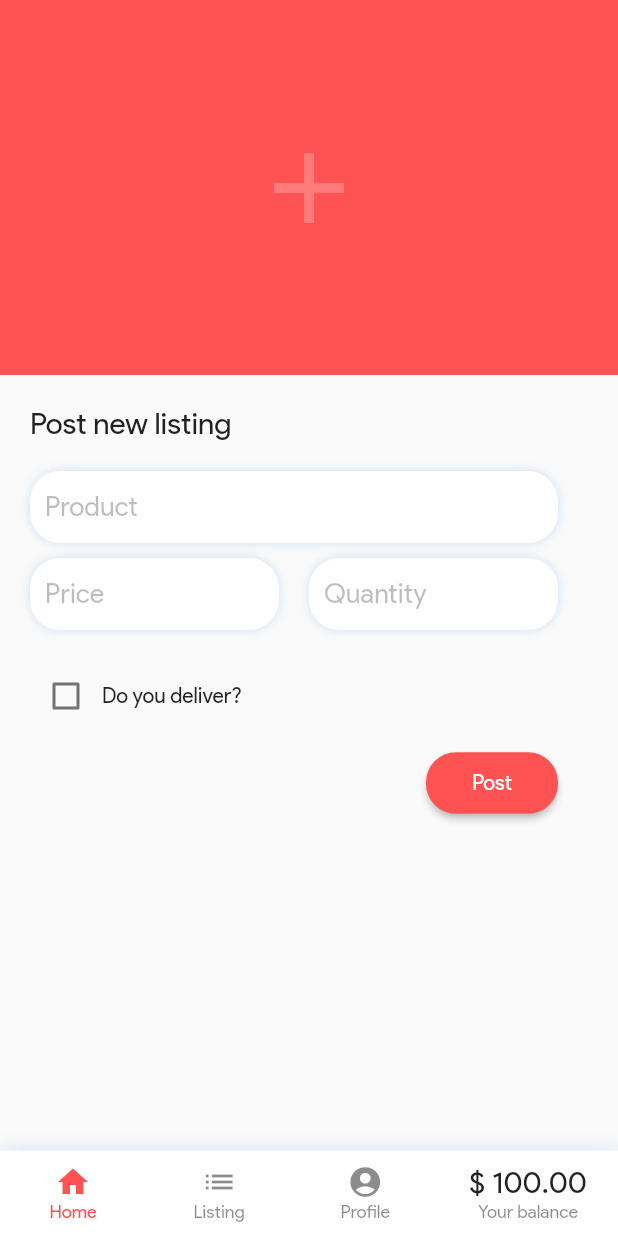
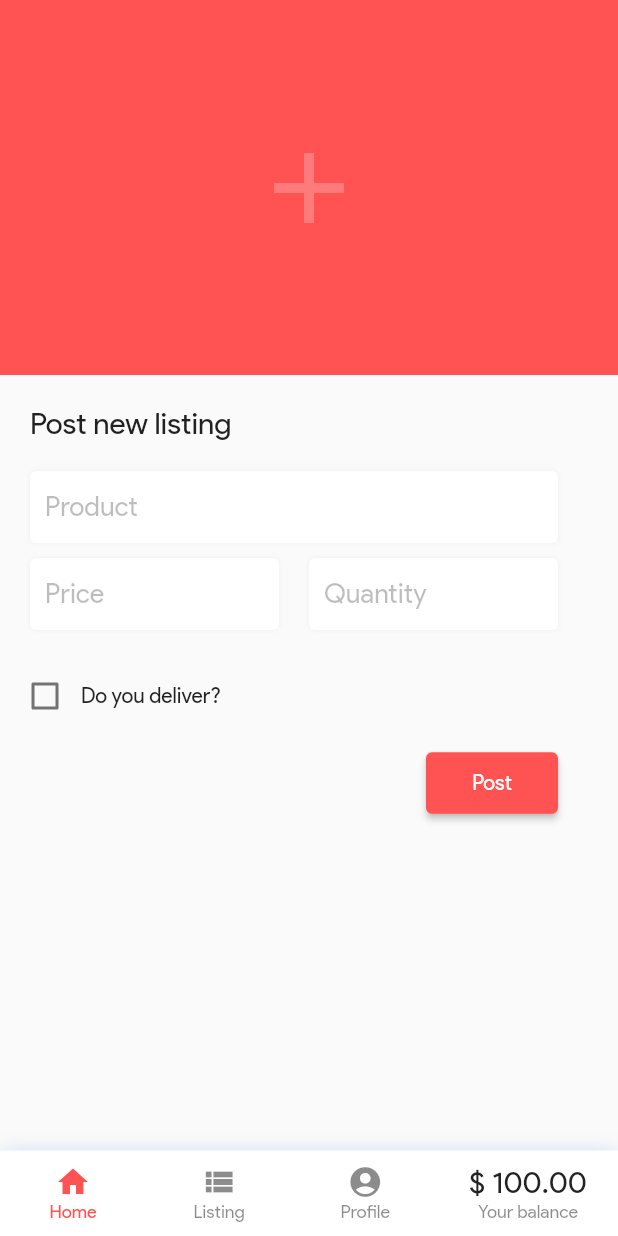
Before and after one commit to mandhu/quick-fish, a Flutter app: the screen it shows after launch, on a phone screen of 412 x 824 dp. Run offline on Flutter 3.47's test engine with Material 2 defaults, Android fonts, the phone set to English and light mode, and no system bars; our stand-ins replace timeago; missing offline and left inert: image_picker_modern.

Commit message:
change icon

```diff
--- a/lib/main.dart
+++ b/lib/main.dart
@@ -94,7 +94,7 @@ class _MyHomePageState extends State<MyHomePage> {
               child: Column(
                 mainAxisAlignment: MainAxisAlignment.center,
                 children: <Widget>[
-                  Icon(Icons.list,
+                  Icon(Icons.view_list,
                       color: selectedPage == 1
                           ? Colors.redAccent
                           : Colors.black45),
--- a/lib/pages/listings.page.dart
+++ b/lib/pages/listings.page.dart
@@ -47,7 +47,9 @@ class _ListingsPageState extends State<ListingsPage>
         ),
         Padding(
           padding: const EdgeInsets.symmetric(horizontal: 20.0, vertical: 20.0),
-          child: Text('Promoted'),
+          child: Text(
+            'Promoted',
+            style: TextStyle(fontSize: 20),),
         ),
         Container(
           height: 120,
@@ -66,7 +68,9 @@ class _ListingsPageState extends State<ListingsPage>
         ),
         Padding(
           padding: const EdgeInsets.all(20.0),
-          child: Text('Latest'),
+          child: Text(
+            'Latest',
+            style: TextStyle(fontSize: 20),),
         ),
         Expanded(
             child: RefreshIndicator(
--- a/lib/pages/new-post.page.dart
+++ b/lib/pages/new-post.page.dart
@@ -105,12 +105,12 @@ class _NewPostPageState extends State<NewPostPage>
                 child: Container(
                   margin: EdgeInsets.only(right: 20),
                   decoration: BoxDecoration(
-                    borderRadius: BorderRadius.all(Radius.circular(20)),
+                    borderRadius: BorderRadius.all(Radius.circular(4)),
                     color: Colors.white,
                     boxShadow: [
                       BoxShadow(
-                        color: Color(0xFFCDDFF2),
-                        blurRadius: 5.0,
+                        color: Color(0xFFEEEEEE),
+                        blurRadius: 2.0,
                       )
                     ],
                   ),
@@ -137,12 +137,12 @@ class _NewPostPageState extends State<NewPostPage>
                 child: Container(
                   margin: EdgeInsets.only(right: 20),
                   decoration: BoxDecoration(
-                    borderRadius: BorderRadius.all(Radius.circular(20)),
+                    borderRadius: BorderRadius.all(Radius.circular(4)),
                     color: Colors.white,
                     boxShadow: [
                       BoxShadow(
-                        color: Color(0xFFCDDFF2),
-                        blurRadius: 5.0,
+                        color: Color(0xFFEEEEEE),
+                        blurRadius: 2.0,
                       )
                     ],
                   ),
@@ -162,12 +162,12 @@ class _NewPostPageState extends State<NewPostPage>
                 child: Container(
                   margin: EdgeInsets.only(right: 20),
                   decoration: BoxDecoration(
-                    borderRadius: BorderRadius.all(Radius.circular(20)),
+                    borderRadius: BorderRadius.all(Radius.circular(4)),
                     color: Colors.white,
                     boxShadow: [
                       BoxShadow(
-                        color: Color(0xFFCDDFF2),
-                        blurRadius: 5.0,
+                        color: Color(0xFFEEEEEE),
+                        blurRadius: 2.0,
                       )
                     ],
                   ),
@@ -187,7 +187,7 @@ class _NewPostPageState extends State<NewPostPage>
           ),
         ),
         Padding(
-          padding: const EdgeInsets.symmetric(horizontal: 20.0, vertical: 10),
+          padding: const EdgeInsets.symmetric(horizontal:6.0, vertical: 10),
           child: Row(
             children: <Widget>[
               Checkbox(
@@ -210,12 +210,12 @@ class _NewPostPageState extends State<NewPostPage>
                   child: Container(
                     margin: EdgeInsets.only(right: 20),
                     decoration: BoxDecoration(
-                      borderRadius: BorderRadius.all(Radius.circular(20)),
+                      borderRadius: BorderRadius.all(Radius.circular(4)),
                       color: Colors.white,
                       boxShadow: [
                         BoxShadow(
-                          color: Color(0xFFCDDFF2),
-                          blurRadius: 5.0,
+                          color: Color(0xFFEEEEEE),
+                          blurRadius: 2.0,
                         )
                       ],
                     ),
@@ -243,7 +243,7 @@ class _NewPostPageState extends State<NewPostPage>
                 textColor: Colors.white,
                 padding: const EdgeInsets.all(12),
                 shape: RoundedRectangleBorder(
-                    borderRadius: BorderRadius.circular(20)),
+                    borderRadius: BorderRadius.circular(4)),
                 child: Text('Post'),
                 onPressed: () {},
               ),
```
Also changed, not shown: pubspec.lock, 1 other file.
